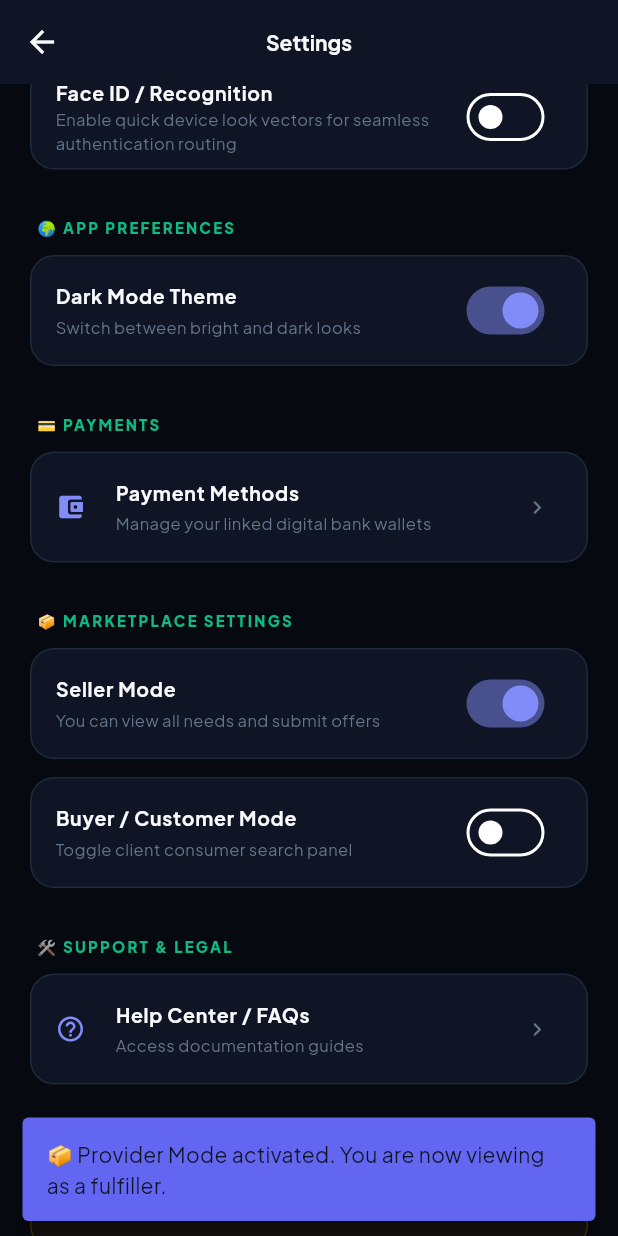
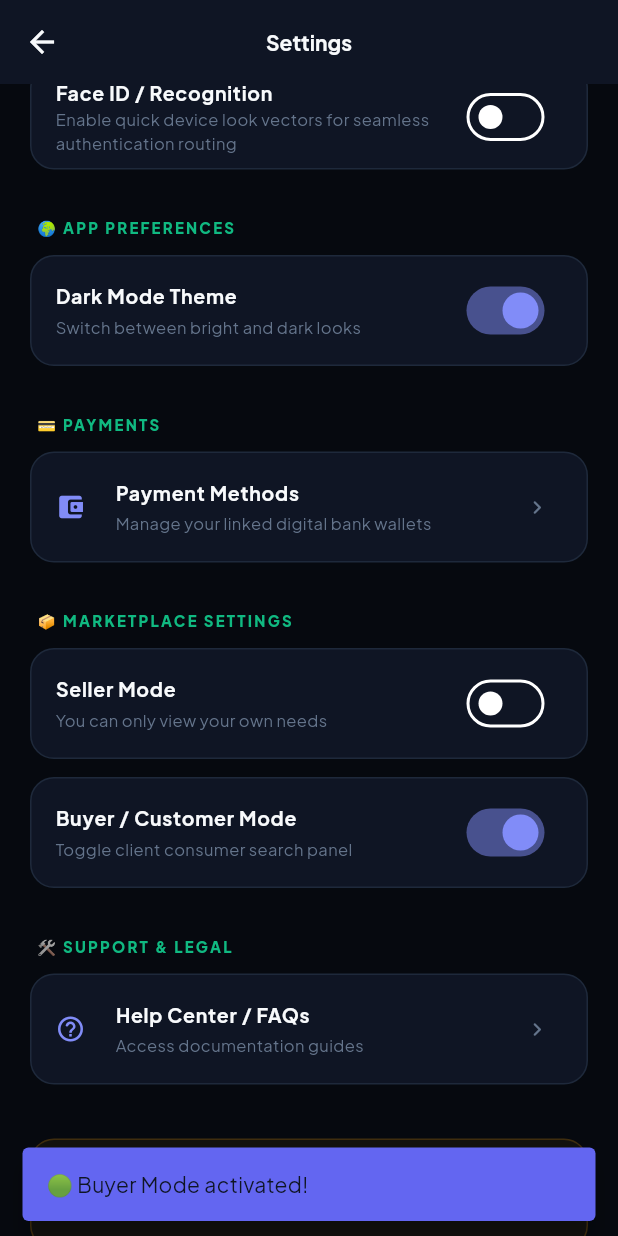
Before and after one commit to MysteriousEshoo/NeedBasedMarketplace, a Flutter app: the _FullEnterpriseSettingsScreen screen opened directly, scrolled down 576 dp, after a tap on "Seller Mode", after a tap on "Buyer / Customer Mode", on a phone screen of 412 x 824 dp. Run offline on Flutter 3.47's test engine with Material 3 defaults, Android fonts, the phone set to English and light mode, and no system bars; our stand-ins replace cloud_firestore, firebase_auth, firebase_core, firebase_database, firebase_storage, google_fonts and 3 more; accounts and stored records are empty.

Commit message:
feat: Add mutual exclusive toggle between Seller and Buyer modes

```diff
--- a/lib/providers/settings_provider.dart
+++ b/lib/providers/settings_provider.dart
@@ -58,4 +58,27 @@ class SettingsProvider extends ChangeNotifier {
       notifyListeners();
     }
   }
+
+  // ✅ ADD THIS METHOD
+  Future<void> setBuyerMode(bool value) async {
+    if (_isBuyerMode != value) {
+      _isBuyerMode = value;
+      notifyListeners();
+
+      try {
+        final user = FirebaseAuth.instance.currentUser;
+        if (user != null) {
+          await FirebaseDatabase.instance
+              .ref()
+              .child('user_settings')
+              .child(user.uid)
+              .child('isBuyerMode')
+              .set(value);
+        }
+      } catch (e) {
+        _isBuyerMode = !value;
+        notifyListeners();
+      }
+    }
+  }
 }
--- a/lib/screens/profile_screen.dart
+++ b/lib/screens/profile_screen.dart
@@ -502,6 +502,10 @@ class _FullEnterpriseSettingsScreen extends StatefulWidget {
       _FullEnterpriseSettingsScreenState();
 }
 
+// ============================================================
+// FULL SETTINGS SCREEN - COMPLETE
+// ============================================================
+
 class _FullEnterpriseSettingsScreenState
     extends State<_FullEnterpriseSettingsScreen> {
   bool _pushNotifications = true;
@@ -515,7 +519,6 @@ class _FullEnterpriseSettingsScreenState
     _loadSellerMode();
   }
 
-  // ✅ Load Seller Mode from Firestore
   void _loadSellerMode() {
     final user = FirebaseAuth.instance.currentUser;
     if (user == null) return;
@@ -533,7 +536,6 @@ class _FullEnterpriseSettingsScreenState
           });
         }
       } else {
-        // ✅ Create document if not exists
         _createUserDocument(user);
       }
     }).catchError((e) {
@@ -541,7 +543,6 @@ class _FullEnterpriseSettingsScreenState
     });
   }
 
-  // ✅ Create user document if not exists
   Future<void> _createUserDocument(User user) async {
     try {
       await FirebaseFirestore.instance.collection('users').doc(user.uid).set({
@@ -569,12 +570,10 @@ class _FullEnterpriseSettingsScreenState
       final docSnapshot = await docRef.get();
 
       if (docSnapshot.exists) {
-        // ✅ Document exists - Update it
         await docRef.update({
           'isSellerMode': value,
         });
       } else {
-        // ✅ Document doesn't exist - Create it
         await docRef.set({
           'uid': user.uid,
           'name': user.displayName ?? 'User',
@@ -584,9 +583,8 @@ class _FullEnterpriseSettingsScreenState
         });
       }
 
-      _showCoreFeedback(value
-          ? '🔵 Seller Mode activated! You can now view all needs and submit offers.'
-          : '🟢 Buyer Mode activated! You can now view your own needs.');
+      _showCoreFeedback(
+          value ? '🔵 Seller Mode activated!' : '🟢 Buyer Mode activated!');
     } catch (e) {
       setState(() => _isSellerMode = !value);
       _showCoreFeedback('Error updating mode: ${e.toString()}');
@@ -689,8 +687,8 @@ class _FullEnterpriseSettingsScreenState
               onChanged: (v) {
                 setState(() => _pushNotifications = v);
                 _showCoreFeedback(v
-                    ? '🎉 Notifications turned on! You will now receive live alerts.'
-                    : '⏳ Notifications turned off. You won\'t receive live updates.');
+                    ? '🎉 Notifications turned on!'
+                    : '⏳ Notifications turned off.');
               },
             ),
           ),
@@ -752,8 +750,8 @@ class _FullEnterpriseSettingsScreenState
             (v) {
               themeProvider.setDarkMode(v);
               _showCoreFeedback(v
-                  ? '🌙 Premium Dark Mode activated successfully.'
-                  : '☀️ Clean Light Mode activated successfully.');
+                  ? '🌙 Premium Dark Mode activated.'
+                  : '☀️ Clean Light Mode activated.');
             },
             currentSurface,
             currentBorder,
@@ -791,7 +789,7 @@ class _FullEnterpriseSettingsScreenState
 
           _buildSectionHeader('📦 MARKETPLACE SETTINGS'),
 
-          // ✅ SELLER MODE TOGGLE - FIXED
+          // ✅ SELLER MODE TOGGLE
           Container(
             margin: const EdgeInsets.only(bottom: 12),
             decoration: BoxDecoration(
@@ -811,11 +809,17 @@ class _FullEnterpriseSettingsScreenState
                       : 'You can only view your own needs',
                   style: TextStyle(color: currentSubText, fontSize: 11)),
               value: _isSellerMode,
-              onChanged: _toggleSellerMode,
+              onChanged: (value) async {
+                await _toggleSellerMode(value);
+                // ✅ Agar Seller Mode ON hai toh Buyer Mode OFF karein
+                if (value) {
+                  await settingsProvider.setBuyerMode(false);
+                }
+              },
             ),
           ),
 
-          // Buyer / Customer Mode
+          // ✅ BUYER / CUSTOMER MODE TOGGLE
           Container(
             margin: const EdgeInsets.only(bottom: 12),
             decoration: BoxDecoration(
@@ -832,11 +836,12 @@ class _FullEnterpriseSettingsScreenState
               subtitle: Text('Toggle client consumer search panel',
                   style: TextStyle(color: currentSubText, fontSize: 11)),
               value: isBuyerMode,
-              onChanged: (v) async {
+              onChanged: (value) async {
                 await settingsProvider.toggleBuyerMode();
-                _showCoreFeedback(v
-                    ? '🛒 Buyer Mode activated. You are now viewing as a customer.'
-                    : '📦 Provider Mode activated. You are now viewing as a fulfiller.');
+                // ✅ Agar Buyer Mode ON hai toh Seller Mode OFF karein
+                if (value) {
+                  await _toggleSellerMode(false);
+                }
               },
             ),
           ),
```
